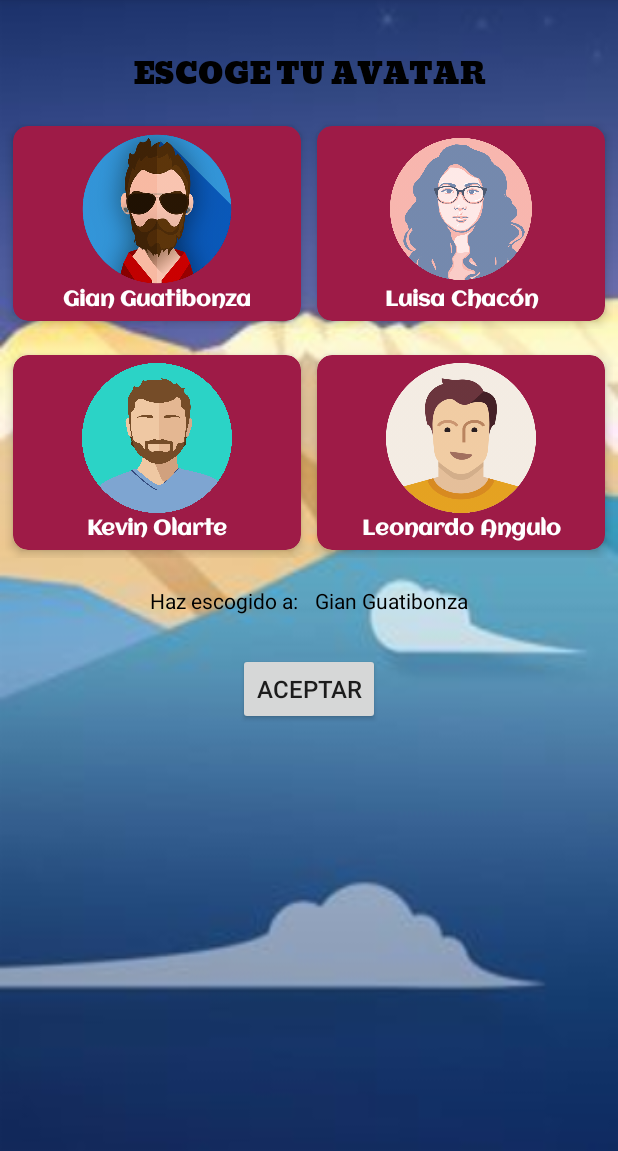
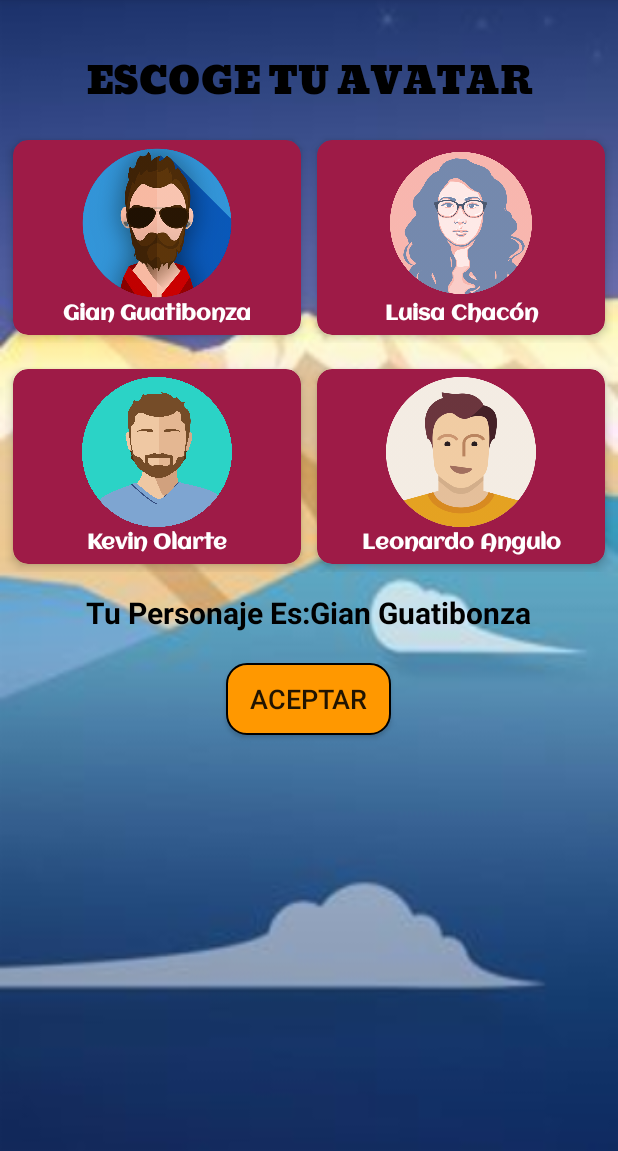
Before and after one commit to gguatibonza08/Deontologia, an Android app: the EleccionAvatar screen opened directly, with no data from a screen before it, after a tap on "Gian Guatibonza", on a phone screen of 412 x 824 dp, the part 85-1236 px from its top. Run offline under Robolectric (Android 15) with nearby library versions, the phone set to English and light mode, and no system bars.

Commit message:
se configuro para la seleccion de personaje

```diff
--- /dev/null
+++ b/app/src/main/res/drawable/boton.xml
@@ -0,0 +1,11 @@
+<?xml version="1.0" encoding="utf-8"?>
+<shape xmlns:android="http://schemas.android.com/apk/res/android"
+    android:shape="rectangle">
+    <solid android:color="#FF9800" />
+
+    <corners android:radius="13dp" />
+
+    <stroke android:width="1dp" />
+
+
+</shape>
--- a/app/src/main/res/layout/activity_eleccion_avatar.xml
+++ b/app/src/main/res/layout/activity_eleccion_avatar.xml
@@ -4,8 +4,8 @@
     xmlns:tools="http://schemas.android.com/tools"
     android:layout_width="match_parent"
     android:layout_height="match_parent"
+    android:background="@drawable/lands"
     android:orientation="vertical"
-    android:background="@drawable/lands"
     tools:context="co.com.gguatibonza.deontologia.EleccionAvatar">
 
     <include
@@ -19,11 +19,12 @@
         android:layout_width="match_parent"
         android:layout_height="wrap_content"
         android:layout_marginTop="30dp"
+        android:elevation="10dp"
         android:fontFamily="@font/bevan"
         android:gravity="center"
         android:text="@string/eleccionAvatar"
         android:textColor="@color/textDark"
-        android:textSize="20sp" />
+        android:textSize="25sp" />
 
     <LinearLayout
         android:layout_width="match_parent"
@@ -195,31 +196,37 @@
         android:id="@+id/textos"
         android:layout_width="match_parent"
         android:layout_height="wrap_content"
-        android:layout_margin="15dp"
+        android:layout_margin="10dp"
         android:gravity="center"
-        android:orientation="horizontal">
+        android:orientation="horizontal"
+        android:visibility="gone">
 
         <TextView
-            android:layout_width="110dp"
+            android:layout_width="wrap_content"
             android:layout_height="wrap_content"
             android:text="@string/hazEscogidoA"
-            android:textColor="@color/textDark" />
+            android:textColor="@color/textDark"
+            android:textSize="20sp"
+            android:textStyle="bold" />
 
         <TextView
             android:id="@+id/seleccion"
             android:layout_width="wrap_content"
             android:layout_height="wrap_content"
-            android:textColor="@color/textDark" />
+            android:textColor="@color/textDark"
+            android:textSize="20sp"
+            android:textStyle="bold" />
     </LinearLayout>
 
     <Button
         android:id="@+id/button"
-        android:layout_width="wrap_content"
+        android:layout_width="110dp"
         android:layout_height="wrap_content"
         android:layout_gravity="center_horizontal"
-        android:layout_margin="10dp"
+        android:layout_marginTop="10dp"
+        android:background="@drawable/boton"
         android:text="@string/aceptar"
-        android:textSize="16dp" />
+        android:textSize="18sp" />
 
 
 </LinearLayout>
--- a/app/src/main/res/layout/activity_jugar.xml
+++ b/app/src/main/res/layout/activity_jugar.xml
@@ -5,7 +5,7 @@
     android:layout_width="match_parent"
     android:layout_height="match_parent"
     android:orientation="vertical"
-    android:background="@drawable/wall"
+    android:background="@drawable/lands"
     tools:context=".Jugar">
 
 
--- a/app/src/main/res/values/strings.xml
+++ b/app/src/main/res/values/strings.xml
@@ -13,7 +13,7 @@
     <string name="AcercaApp">Acerca de la APP</string>
     <string name="programadores">PROGRAMADORES</string>
     <string name="eleccionAvatar">ESCOGE TU AVATAR</string>
-    <string name="hazEscogidoA">Haz escogido a: </string>
+    <string name="hazEscogidoA">Tu Personaje Es: </string>
     <string name="aceptar">Aceptar</string>
     <string name="preguntaprueba">¿Qué es deontología?</string>
     <string name="etica">A. Ética</string>
@@ -21,4 +21,5 @@
     <string name="analisis">C. Análisis</string>
     <string name="aspiracion">D. Aspiración</string>
     <string name="textoPor">Esta APP fue pensada para educar a los alumnos de Ingenieria de sistemas que estan cursando los primeros semestres de sus carrera sobre temas relacionados con la etica profesional.</string>
+    <string name="todo">TODO</string>
 </resources>
```
Also changed, not shown: app/src/main/res/drawable/background.xml (deleted, +0 -11 lines), app/src/main/res/layout/activity_acerca_de.xml (+31 -9 lines), app/src/main/res/layout/activity_como_jugar.xml (+29 -5 lines), app/src/main/res/layout/activity_main.xml (+15 -13 lines), app/src/main/res/drawable-hdpi/wall.png (deleted), app/src/main/res/drawable-mdpi/wall.png (deleted), app/src/main/res/font/architects_daughter.ttf (added), 3 other files.
